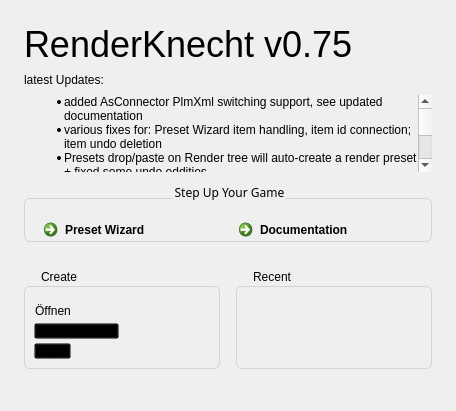
The window that ui/knecht_welcome.ui (tappi287/RenderKnecht2) describes before a commit, drawn with Qt 5.
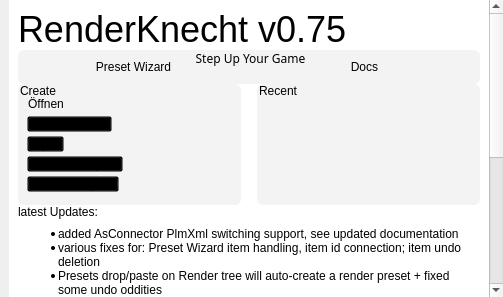
The same window after the commit. Icons and pictures are not drawn.

Commit message: fix item editing collapsing view; implement xml string loading in xml load thread;add templates to start page embedded in gui res

```diff
--- a/ui/knecht_welcome.ui
+++ b/ui/knecht_welcome.ui
@@ -6,34 +6,86 @@
    <rect>
     <x>0</x>
     <y>0</y>
-    <width>456</width>
-    <height>411</height>
+    <width>503</width>
+    <height>297</height>
    </rect>
   </property>
   <property name="windowTitle">
    <string>Form</string>
   </property>
+  <layout class="QVBoxLayout" name="verticalLayout_6">
+   <property name="spacing">
+    <number>0</number>
+   </property>
+   <property name="leftMargin">
+    <number>9</number>
+   </property>
+   <property name="topMargin">
+    <number>0</number>
+   </property>
+   <property name="rightMargin">
+    <number>0</number>
+   </property>
+   <property name="bottomMargin">
+    <number>0</number>
+   </property>
+   <item>
+    <widget class="QScrollArea" name="scroll_area">
+     <property name="frameShape">
+      <enum>QFrame::NoFrame</enum>
+     </property>
+     <property name="frameShadow">
+      <enum>QFrame::Plain</enum>
+     </property>
+     <property name="lineWidth">
+      <number>0</number>
+     </property>
+     <property name="widgetResizable">
+      <bool>true</bool>
+     </property>
+     <widget class="QWidget" name="scroll_area_content">
+      <property name="geometry">
+       <rect>
+        <x>0</x>
+        <y>0</y>
+        <width>481</width>
+        <height>618</height>
+       </rect>
+      </property>
   <property name="styleSheet">
    <string notr="true">* {font-family: &quot;Segoe UI Light&quot;;}
+QWidget {background: white;}
 QPushButton {background: transparent;margin: 0; padding: 0;}
 QPushButton:hover {color: rgb(85, 170, 255);
-						 text-decoration: underline;}</string>
+						 text-decoration: underline;}
+QGroupBox {
+    border: 0px solid rgb(232, 232, 232);
+    border-radius: 6px;
+    margin: 6ex 0;
+    background-color: rgb(243, 243, 243);
+}
+
+QGroupBox::title {
+    subcontrol-origin: margin;
+    subcontrol-position: top left; /* position at the top center */
+    padding: 0;
+}</string>
   </property>
   <layout class="QVBoxLayout" name="verticalLayout">
    <property name="spacing">
-    <number>8</number>
+        <number>0</number>
    </property>
    <property name="leftMargin">
-    <number>24</number>
+        <number>9</number>
    </property>
    <property name="topMargin">
-    <number>24</number>
+        <number>9</number>
    </property>
    <property name="rightMargin">
-    <number>24</number>
+        <number>9</number>
    </property>
    <property name="bottomMargin">
-    <number>24</number>
+        <number>9</number>
    </property>
    <item>
     <layout class="QHBoxLayout" name="top_layout">
@@ -84,115 +136,6 @@
      </item>
     </layout>
    </item>
-   <item>
-    <layout class="QVBoxLayout" name="update_layout">
-     <property name="spacing">
-      <number>8</number>
-     </property>
-     <property name="leftMargin">
-      <number>0</number>
-     </property>
-     <property name="topMargin">
-      <number>0</number>
-     </property>
-     <property name="rightMargin">
-      <number>0</number>
-     </property>
-     <property name="bottomMargin">
-      <number>0</number>
-     </property>
-     <item>
-      <widget class="QLabel" name="news_title">
-       <property name="text">
-        <string>latest Updates:</string>
-       </property>
-      </widget>
-     </item>
-     <item>
-      <widget class="QScrollArea" name="scrollArea">
-       <property name="styleSheet">
-        <string notr="true">* {background: transparent;}</string>
-       </property>
-       <property name="frameShape">
-        <enum>QFrame::NoFrame</enum>
-       </property>
-       <property name="verticalScrollBarPolicy">
-        <enum>Qt::ScrollBarAsNeeded</enum>
-       </property>
-       <property name="horizontalScrollBarPolicy">
-        <enum>Qt::ScrollBarAlwaysOff</enum>
-       </property>
-       <property name="sizeAdjustPolicy">
-        <enum>QAbstractScrollArea::AdjustToContents</enum>
-       </property>
-       <property name="widgetResizable">
-        <bool>true</bool>
-       </property>
-       <widget class="QWidget" name="scrollAreaWidgetContents">
-        <property name="geometry">
-         <rect>
-          <x>0</x>
-          <y>0</y>
-          <width>393</width>
-          <height>165</height>
-         </rect>
-        </property>
-        <layout class="QVBoxLayout" name="verticalLayout_5">
-         <property name="spacing">
-          <number>0</number>
-         </property>
-         <property name="leftMargin">
-          <number>0</number>
-         </property>
-         <property name="topMargin">
-          <number>0</number>
-         </property>
-         <property name="rightMargin">
-          <number>0</number>
-         </property>
-         <property name="bottomMargin">
-          <number>0</number>
-         </property>
-         <item>
-          <widget class="QLabel" name="news">
-           <property name="lineWidth">
-            <number>0</number>
-           </property>
-           <property name="text">
-            <string>&lt;ul&gt;
-&lt;li&gt;added AsConnector PlmXml switching support, see updated documentation&lt;/li&gt;
-&lt;li&gt;various fixes for: Preset Wizard item handling, item id connection; item undo deletion&lt;/li&gt;
-&lt;li&gt;Presets drop/paste on Render tree will auto-create a render preset + fixed some undo oddities&lt;/li&gt;
-&lt;li&gt;added standalone POS Schnuffi to compare differences between models/their XMLs&lt;/li&gt;
-&lt;li&gt;added standalone KnechtViewer for pixel perfect comparsions of images vs. DeltaGen Viewer&lt;/li&gt;
-&lt;li&gt;drop xml/rksession/xlsx documents on ui or trees to open&lt;/li&gt;
-&lt;li&gt;add document tab context with ability to copy paths&lt;/li&gt;
-&lt;li&gt;Datapool Image entry import&lt;/li&gt;
-&lt;li&gt;add DeltaGen Menu option to display link to last sent Preset&lt;/li&gt;
-&lt;li&gt;public release app under GPLv3, &lt;a href=&quot;https://teams.microsoft.com/l/channel/19%3ad2bec81eaa8e4243a8c7b30e234e2f15%40thread.skype/DevOps%2520Updates?groupId=64c5e130-ce80-40e5-9d4b-de93f3502869&amp;tenantId=65705161-30e1-462b-b734-6ad1e41dfe35&quot;&gt;Report Bugs!&lt;/a&gt;&lt;/li&gt;
-&lt;li&gt;add DeltaGen Camera Data import from image file drops see the documentation for limitations and usage&lt;/li&gt;
-&lt;li&gt;replace image in output with OpenImageIO removing the heavy imageio+freeimagelib dependency&lt;/li&gt;
-&lt;li&gt;read PR-Options &quot;I&quot; exactly like &quot;L&quot; as default trim line options&lt;/li&gt;
-&lt;li&gt;added Gearbox PR-Family to default INT familys&lt;/li&gt;
-&lt;/ul&gt;</string>
-           </property>
-           <property name="alignment">
-            <set>Qt::AlignLeading|Qt::AlignLeft|Qt::AlignVCenter</set>
-           </property>
-           <property name="wordWrap">
-            <bool>true</bool>
-           </property>
-           <property name="openExternalLinks">
-            <bool>true</bool>
-           </property>
-          </widget>
-         </item>
-        </layout>
-       </widget>
-      </widget>
-     </item>
-    </layout>
-   </item>
    <item>
     <widget class="QGroupBox" name="step_up_box">
      <property name="font">
@@ -201,71 +144,60 @@
       </font>
      </property>
      <property name="styleSheet">
-      <string notr="true">QGroupBox {
-    border: 1px solid lightgray;
-    border-radius: 6px;
-    margin: 18px 0;
-}
-
-QGroupBox::title {
-    subcontrol-origin: margin;
+          <string notr="true">QGroupBox::title {
     subcontrol-position: top center; /* position at the top center */
-    top: 4px;
 }</string>
      </property>
      <property name="title">
       <string>Step Up Your Game</string>
      </property>
      <layout class="QHBoxLayout" name="horizontalLayout">
+          <property name="spacing">
+           <number>0</number>
+          </property>
+          <property name="leftMargin">
+           <number>0</number>
+          </property>
+          <property name="topMargin">
+           <number>9</number>
+          </property>
+          <property name="rightMargin">
+           <number>0</number>
+          </property>
+          <property name="bottomMargin">
+           <number>9</number>
+          </property>
       <item>
-       <widget class="QCommandLinkButton" name="wizard_shortcut">
+           <widget class="QPushButton" name="wizard_shortcut">
         <property name="text">
          <string>Preset Wizard</string>
         </property>
+            <property name="icon">
+             <iconset resource="res/gui_resource.qrc">
+              <normaloff>:/main/qub_button.png</normaloff>:/main/qub_button.png</iconset>
+            </property>
+            <property name="flat">
+             <bool>true</bool>
+            </property>
        </widget>
       </item>
       <item>
-       <widget class="QCommandLinkButton" name="docs_shortcut">
+           <widget class="QPushButton" name="docs_shortcut">
         <property name="text">
-         <string>Documentation</string>
+             <string>Docs</string>
+            </property>
+            <property name="icon">
+             <iconset resource="res/gui_resource.qrc">
+              <normaloff>:/main/help.png</normaloff>:/main/help.png</iconset>
+            </property>
+            <property name="flat">
+             <bool>true</bool>
         </property>
        </widget>
       </item>
      </layout>
     </widget>
    </item>
-   <item>
-    <widget class="QWidget" name="toolWidget" native="true">
-     <property name="styleSheet">
-      <string notr="true">QGroupBox {
-    border: 1px solid lightgray;
-    border-radius: 6px;
-    margin: 18px 0;
-}
-
-QGroupBox::title {
-    subcontrol-origin: margin;
-    subcontrol-position: top left; /* position at the top center */
-    top: 2px;
-    left: 15px;
-}</string>
-     </property>
-     <layout class="QVBoxLayout" name="verticalLayout_4">
-      <property name="spacing">
-       <number>0</number>
-      </property>
-      <property name="leftMargin">
-       <number>0</number>
-      </property>
-      <property name="topMargin">
-       <number>0</number>
-      </property>
-      <property name="rightMargin">
-       <number>0</number>
-      </property>
-      <property name="bottomMargin">
-       <number>0</number>
-      </property>
       <item>
        <layout class="QGridLayout" name="gridLayout" columnstretch="50,50">
         <property name="leftMargin">
@@ -305,13 +237,13 @@
             <number>9</number>
            </property>
            <property name="topMargin">
-            <number>16</number>
+             <number>12</number>
            </property>
            <property name="rightMargin">
             <number>9</number>
            </property>
            <property name="bottomMargin">
-            <number>9</number>
+             <number>12</number>
            </property>
            <item>
             <layout class="QVBoxLayout" name="recent_layout">
@@ -338,7 +270,7 @@
                <property name="sizeHint" stdset="0">
                 <size>
                  <width>20</width>
-                 <height>42</height>
+                  <height>1</height>
                 </size>
                </property>
               </spacer>
@@ -356,9 +288,6 @@
             <verstretch>0</verstretch>
            </sizepolicy>
           </property>
-          <property name="styleSheet">
-           <string notr="true"/>
-          </property>
           <property name="title">
            <string>Create</string>
           </property>
@@ -370,13 +299,13 @@
             <number>9</number>
            </property>
            <property name="topMargin">
-            <number>16</number>
+             <number>12</number>
            </property>
            <property name="rightMargin">
             <number>9</number>
            </property>
            <property name="bottomMargin">
-            <number>9</number>
+             <number>12</number>
            </property>
            <item alignment="Qt::AlignLeft">
             <widget class="QPushButton" name="open_btn">
@@ -410,6 +339,28 @@
              </property>
             </widget>
            </item>
+            <item alignment="Qt::AlignLeft">
+             <widget class="QPushButton" name="template_btn_plm">
+              <property name="text">
+               <string>PlmXml Template</string>
+              </property>
+              <property name="icon">
+               <iconset resource="res/gui_resource.qrc">
+                <normaloff>:/type/assignment.svg</normaloff>:/type/assignment.svg</iconset>
+              </property>
+             </widget>
+            </item>
+            <item alignment="Qt::AlignLeft">
+             <widget class="QPushButton" name="template_btn_dap">
+              <property name="text">
+               <string>Knecht Template</string>
+              </property>
+              <property name="icon">
+               <iconset resource="res/gui_resource.qrc">
+                <normaloff>:/type/document.png</normaloff>:/type/document.png</iconset>
+              </property>
+             </widget>
+            </item>
            <item>
             <spacer name="btn_spacer">
              <property name="orientation">
@@ -418,6 +369,117 @@
              <property name="sizeHint" stdset="0">
               <size>
                <width>20</width>
+                <height>1</height>
+               </size>
+              </property>
+             </spacer>
+            </item>
+           </layout>
+          </widget>
+         </item>
+        </layout>
+       </item>
+       <item>
+        <widget class="QWidget" name="news_widget" native="true">
+         <property name="minimumSize">
+          <size>
+           <width>0</width>
+           <height>250</height>
+          </size>
+         </property>
+         <property name="maximumSize">
+          <size>
+           <width>16777215</width>
+           <height>800</height>
+          </size>
+         </property>
+         <layout class="QVBoxLayout" name="verticalLayout_4">
+          <property name="spacing">
+           <number>0</number>
+          </property>
+          <property name="leftMargin">
+           <number>0</number>
+          </property>
+          <property name="topMargin">
+           <number>0</number>
+          </property>
+          <property name="rightMargin">
+           <number>0</number>
+          </property>
+          <property name="bottomMargin">
+           <number>0</number>
+          </property>
+          <item>
+           <layout class="QVBoxLayout" name="update_layout">
+            <property name="spacing">
+             <number>8</number>
+            </property>
+            <property name="leftMargin">
+             <number>0</number>
+            </property>
+            <property name="topMargin">
+             <number>0</number>
+            </property>
+            <property name="rightMargin">
+             <number>0</number>
+            </property>
+            <property name="bottomMargin">
+             <number>0</number>
+            </property>
+            <item>
+             <widget class="QLabel" name="news_title">
+              <property name="text">
+               <string>latest Updates:</string>
+              </property>
+             </widget>
+            </item>
+            <item>
+             <widget class="QLabel" name="news">
+              <property name="lineWidth">
+               <number>0</number>
+              </property>
+              <property name="text">
+               <string>&lt;ul&gt;
+&lt;li&gt;added AsConnector PlmXml switching support, see updated documentation&lt;/li&gt;
+&lt;li&gt;various fixes for: Preset Wizard item handling, item id connection; item undo deletion&lt;/li&gt;
+&lt;li&gt;Presets drop/paste on Render tree will auto-create a render preset + fixed some undo oddities&lt;/li&gt;
+&lt;li&gt;added standalone POS Schnuffi to compare differences between models/their XMLs&lt;/li&gt;
+&lt;li&gt;added standalone KnechtViewer for pixel perfect comparsions of images vs. DeltaGen Viewer&lt;/li&gt;
+&lt;li&gt;drop xml/rksession/xlsx documents on ui or trees to open&lt;/li&gt;
+&lt;li&gt;add document tab context with ability to copy paths&lt;/li&gt;
+&lt;li&gt;Datapool Image entry import&lt;/li&gt;
+&lt;li&gt;add DeltaGen Menu option to display link to last sent Preset&lt;/li&gt;
+&lt;li&gt;public release app under GPLv3, &lt;a href=&quot;https://teams.microsoft.com/l/channel/19%3ad2bec81eaa8e4243a8c7b30e234e2f15%40thread.skype/DevOps%2520Updates?groupId=64c5e130-ce80-40e5-9d4b-de93f3502869&amp;tenantId=65705161-30e1-462b-b734-6ad1e41dfe35&quot;&gt;Report Bugs!&lt;/a&gt;&lt;/li&gt;
+&lt;li&gt;add DeltaGen Camera Data import from image file drops see the documentation for limitations and usage&lt;/li&gt;
+&lt;li&gt;replace image in output with OpenImageIO removing the heavy imageio+freeimagelib dependency&lt;/li&gt;
+&lt;li&gt;read PR-Options &quot;I&quot; exactly like &quot;L&quot; as default trim line options&lt;/li&gt;
+&lt;li&gt;added Gearbox PR-Family to default INT familys&lt;/li&gt;
+&lt;/ul&gt;</string>
+              </property>
+              <property name="alignment">
+               <set>Qt::AlignLeading|Qt::AlignLeft|Qt::AlignVCenter</set>
+              </property>
+              <property name="wordWrap">
+               <bool>true</bool>
+              </property>
+              <property name="openExternalLinks">
+               <bool>true</bool>
+              </property>
+             </widget>
+            </item>
+           </layout>
+          </item>
+         </layout>
+        </widget>
+       </item>
+       <item>
+        <spacer name="verticalSpacer">
+         <property name="orientation">
+          <enum>Qt::Vertical</enum>
+         </property>
+         <property name="sizeHint" stdset="0">
+          <size>
+           <width>20</width>
                <height>40</height>
               </size>
              </property>
@@ -425,10 +487,6 @@
            </item>
           </layout>
          </widget>
-        </item>
-       </layout>
-      </item>
-     </layout>
     </widget>
    </item>
   </layout>
```
Lines whose indentation alone changed are shown as unchanged. The commit also changes 18 other files.
